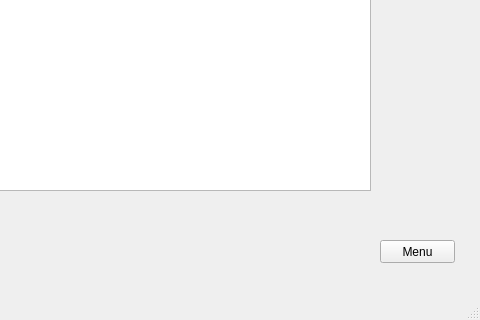
Old version of the form mainmenu.ui in the repository tk6996/SudokuQt; both pictures show x 320 to 800 and y 280 to 600 of the 800 by 600 pixel window.
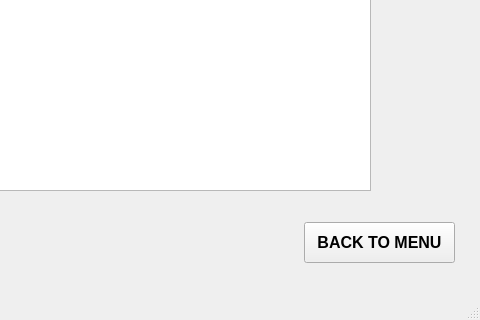
New version of the form. The open tabs and pages were chosen to show the change.

What changed in the file:
```diff
--- a/mainmenu.ui
+++ b/mainmenu.ui
@@ -121,14 +121,21 @@
      <widget class="QPushButton" name="pushButton">
       <property name="geometry">
        <rect>
-        <x>700</x>
-        <y>520</y>
-        <width>75</width>
-        <height>23</height>
+        <x>624</x>
+        <y>502</y>
+        <width>151</width>
+        <height>41</height>
        </rect>
       </property>
+      <property name="font">
+       <font>
+        <pointsize>12</pointsize>
+        <weight>75</weight>
+        <bold>true</bold>
+       </font>
+      </property>
       <property name="text">
-       <string>Menu</string>
+       <string>BACK TO MENU</string>
       </property>
      </widget>
      <widget class="QTextBrowser" name="textBrowser">
```
